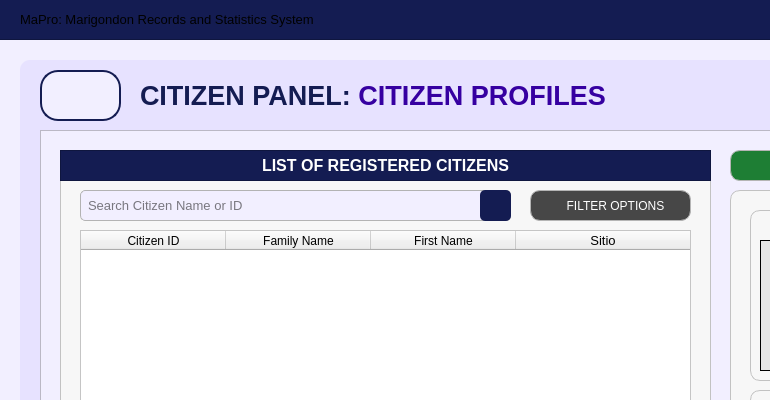
Yohhannn/Barangay-Records-Statistics-System, file Resources/UIs/MainPages/CitizenPanelPages/cp_citizenprofile.ui: the form before one commit; both pictures show x 0 to 770 and y 0 to 400 of the 1350 by 850 pixel window.
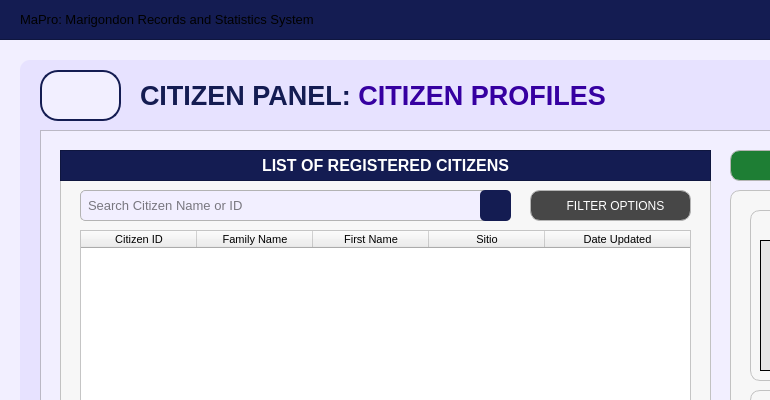
The form after the commit. Icons and pictures are not drawn.

Commit message: added date_updated column

Diff of the .ui file:
```diff
--- a/Resources/UIs/MainPages/CitizenPanelPages/cp_citizenprofile.ui
+++ b/Resources/UIs/MainPages/CitizenPanelPages/cp_citizenprofile.ui
@@ -372,6 +372,17 @@
         <height>521</height>
        </rect>
       </property>
+      <property name="minimumSize">
+       <size>
+        <width>611</width>
+        <height>521</height>
+       </size>
+      </property>
+      <property name="font">
+       <font>
+        <pointsize>8</pointsize>
+       </font>
+      </property>
       <property name="focusPolicy">
        <enum>Qt::FocusPolicy::NoFocus</enum>
       </property>
@@ -392,7 +403,7 @@
        <bool>false</bool>
       </attribute>
       <attribute name="horizontalHeaderDefaultSectionSize">
-       <number>145</number>
+       <number>116</number>
       </attribute>
       <attribute name="horizontalHeaderShowSortIndicator" stdset="0">
        <bool>false</bool>
@@ -413,6 +424,7 @@
        <property name="font">
         <font>
          <family>Arial</family>
+         <pointsize>8</pointsize>
         </font>
        </property>
        <property name="background">
@@ -430,6 +442,7 @@
        <property name="font">
         <font>
          <family>Arial</family>
+         <pointsize>8</pointsize>
         </font>
        </property>
        <property name="background">
@@ -447,6 +460,7 @@
        <property name="font">
         <font>
          <family>Arial</family>
+         <pointsize>8</pointsize>
         </font>
        </property>
        <property name="background">
@@ -464,7 +478,25 @@
        <property name="font">
         <font>
          <family>Arial</family>
-         <pointsize>10</pointsize>
+         <pointsize>8</pointsize>
+        </font>
+       </property>
+       <property name="background">
+        <color>
+         <red>59</red>
+         <green>57</green>
+         <blue>100</blue>
+        </color>
+       </property>
+      </column>
+      <column>
+       <property name="text">
+        <string>Date Updated</string>
+       </property>
+       <property name="font">
+        <font>
+         <family>Arial</family>
+         <pointsize>8</pointsize>
         </font>
        </property>
        <property name="background">
```
Left out of the diff: 3 changed lines with no effect on the pictures.
